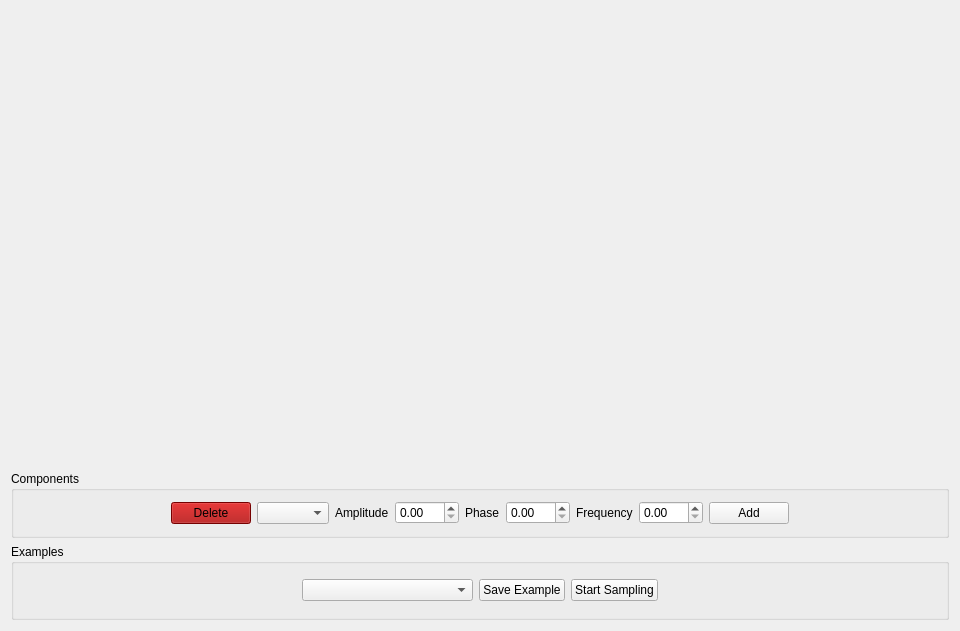
Omarmansour557/Sampling-Reconstruction-Signals, file src/ui/Composer.ui: the form before one commit.
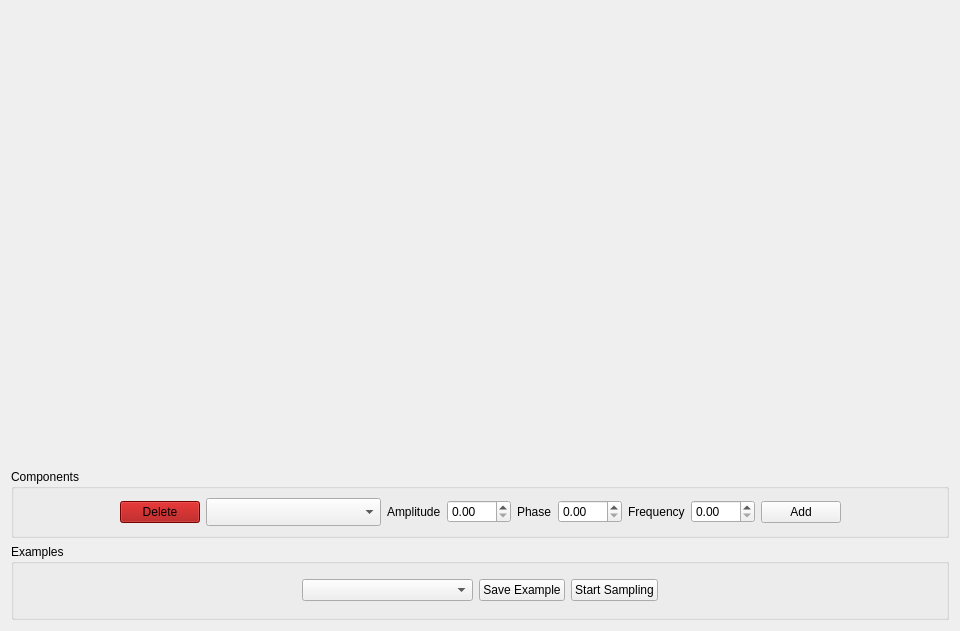
The form after the commit.

What changed in the file:
```diff
--- a/src/ui/Composer.ui
+++ b/src/ui/Composer.ui
@@ -67,7 +67,7 @@
        </property>
        <layout class="QHBoxLayout" name="horizontalLayout">
         <item>
-         <spacer name="horizontalSpacer">
+         <spacer name="horizontalSpacer_2">
           <property name="orientation">
            <enum>Qt::Horizontal</enum>
           </property>
@@ -92,16 +92,40 @@
           </property>
          </widget>
         </item>
-        <item>
+        <item alignment="Qt::AlignLeft">
          <widget class="QComboBox" name="ComponentsList">
+          <property name="minimumSize">
+           <size>
+            <width>175</width>
+            <height>28</height>
+           </size>
+          </property>
+          <property name="maximumSize">
+           <size>
+            <width>131</width>
+            <height>16777215</height>
+           </size>
+          </property>
           <property name="cursor">
            <cursorShape>PointingHandCursor</cursorShape>
           </property>
+          <property name="maxVisibleItems">
+           <number>40</number>
+          </property>
+          <property name="sizeAdjustPolicy">
+           <enum>QComboBox::AdjustToContents</enum>
+          </property>
+          <property name="iconSize">
+           <size>
+            <width>39</width>
+            <height>16</height>
+           </size>
+          </property>
          </widget>
         </item>
         <item>
          <layout class="QHBoxLayout" name="Amplitude">
-          <item>
+          <item alignment="Qt::AlignRight">
            <widget class="QLabel" name="label">
             <property name="text">
              <string>Amplitude</string>
@@ -182,7 +206,7 @@
          </widget>
         </item>
         <item>
-         <spacer name="horizontalSpacer_2">
+         <spacer name="horizontalSpacer_5">
           <property name="orientation">
            <enum>Qt::Horizontal</enum>
           </property>
```
